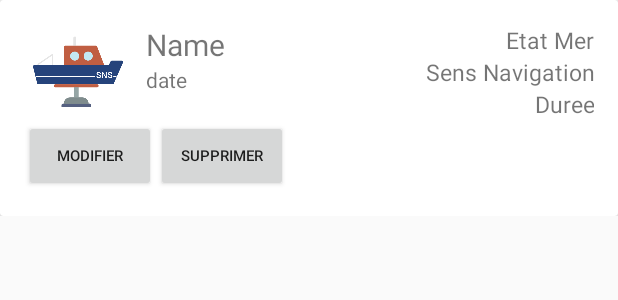
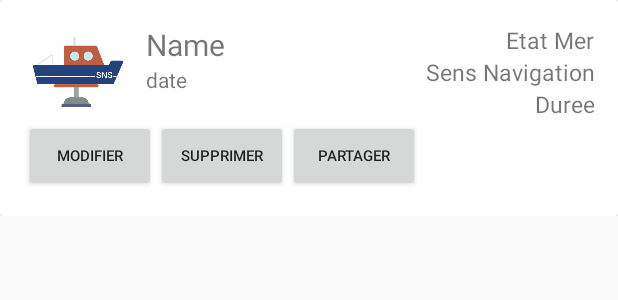
Before and after one commit to crozes/snsm_project, an Android app: the layout scenariocard.xml on its own in the app's theme, with its tools: preview values and no code run, on a phone screen of 412 x 824 dp. Shown: the top 300 px of the screen. Run offline under Robolectric (Android 15) with nearby library versions, the phone set to English and light mode, and no system bars.

Commit message:
Application - Version 0.1
Enregistrement + Gestion des scenarios

```diff
--- a/SimulBoat/app/src/main/res/layout/enregistrement.xml
+++ b/SimulBoat/app/src/main/res/layout/enregistrement.xml
@@ -1,6 +1,7 @@
 <?xml version="1.0" encoding="utf-8"?>
 <RelativeLayout xmlns:android="http://schemas.android.com/apk/res/android"
     xmlns:app="http://schemas.android.com/apk/res-auto"
+    xmlns:tools="http://schemas.android.com/tools"
     android:layout_width="match_parent"
     android:layout_height="match_parent"
     android:screenOrientation="portrait">
--- a/SimulBoat/app/src/main/res/layout/scenariocard.xml
+++ b/SimulBoat/app/src/main/res/layout/scenariocard.xml
@@ -92,6 +92,15 @@
                 android:layout_below="@+id/tvDuree"
                 android:layout_toRightOf="@+id/bModifier"
                 />
+            <Button
+                android:id="@+id/bPartager"
+                android:layout_width="wrap_content"
+                android:layout_height="wrap_content"
+                android:text="Partager"
+                android:textSize="10sp"
+                android:layout_below="@+id/tvDuree"
+                android:layout_toRightOf="@+id/bSupprimer"
+                />
 
         </RelativeLayout>
 
```
Also changed, not shown: SimulBoat/app/src/main/java/com/cyrilcrozes/simulboat/Enregistrement.java (+20 -36 lines), SimulBoat/app/src/main/java/com/cyrilcrozes/simulboat/Scenario/ScenarioViewHolder.java (+10 -1 lines).
